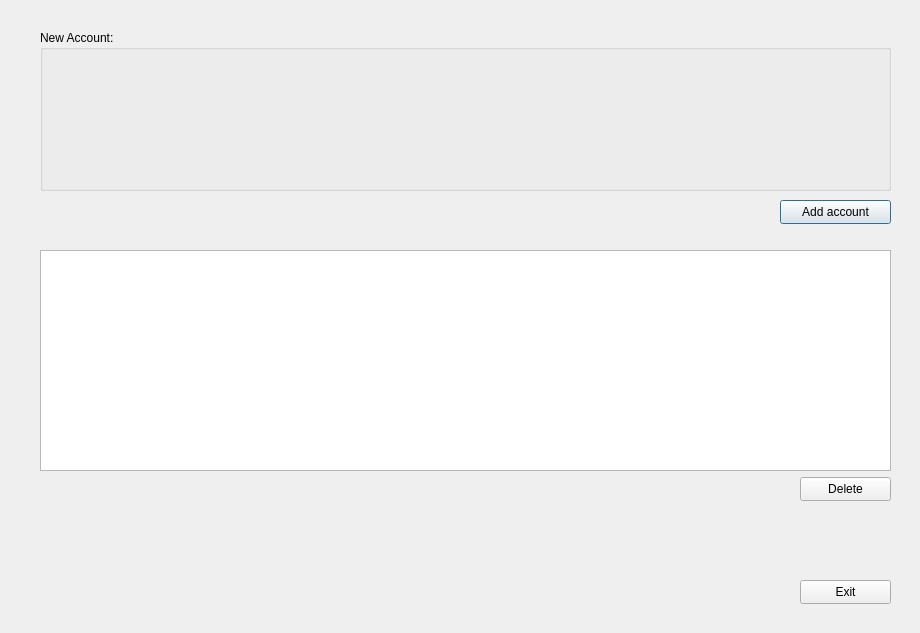
Qt form uis/bank_form.ui (andrei219/euromedia) before a commit.
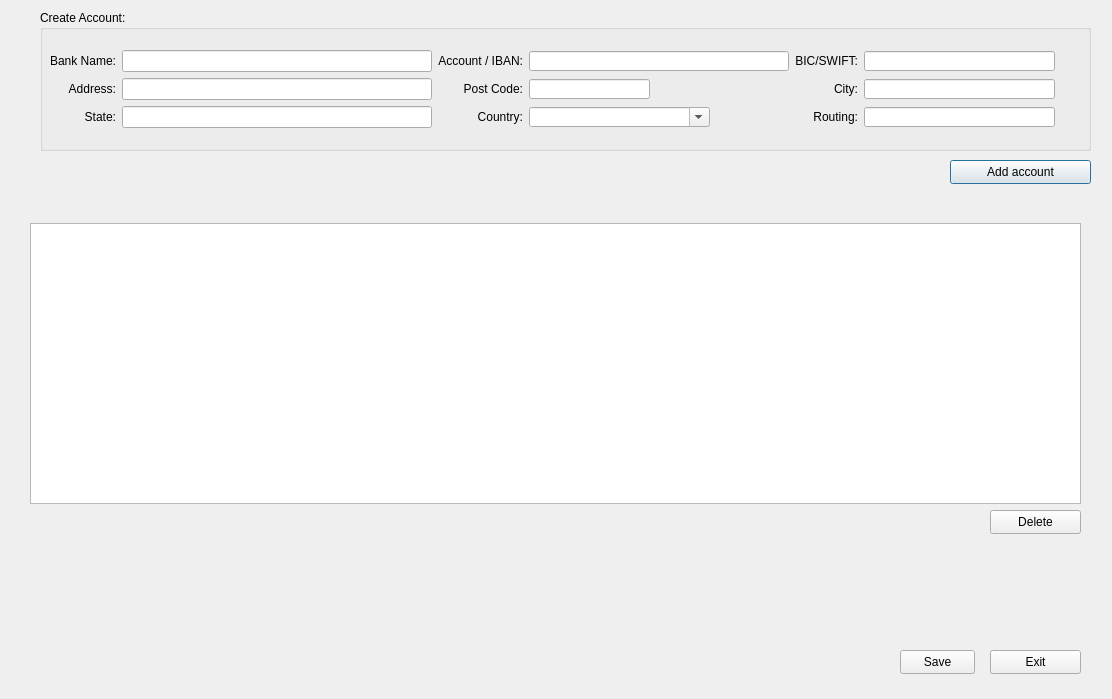
The same form after that commit.

Commit message: implemented partner bank accounts

```diff
--- a/uis/bank_form.ui
+++ b/uis/bank_form.ui
@@ -6,42 +6,29 @@
    <rect>
     <x>0</x>
     <y>0</y>
-    <width>920</width>
-    <height>633</height>
+    <width>1112</width>
+    <height>699</height>
    </rect>
   </property>
   <property name="windowTitle">
    <string>Bank Form</string>
   </property>
-  <widget class="QGroupBox" name="groupBox">
+  <widget class="QTableView" name="view">
    <property name="geometry">
     <rect>
-     <x>40</x>
-     <y>30</y>
-     <width>851</width>
-     <height>161</height>
-    </rect>
-   </property>
-   <property name="title">
-    <string>New Account:</string>
-   </property>
-  </widget>
-  <widget class="QTableView" name="tableView">
-   <property name="geometry">
-    <rect>
-     <x>40</x>
-     <y>250</y>
-     <width>851</width>
-     <height>221</height>
+     <x>30</x>
+     <y>223</y>
+     <width>1051</width>
+     <height>281</height>
     </rect>
    </property>
   </widget>
   <widget class="QPushButton" name="add">
    <property name="geometry">
     <rect>
-     <x>780</x>
-     <y>200</y>
-     <width>111</width>
+     <x>950</x>
+     <y>160</y>
+     <width>141</width>
      <height>24</height>
     </rect>
    </property>
@@ -52,8 +39,8 @@
   <widget class="QPushButton" name="delete_">
    <property name="geometry">
     <rect>
-     <x>800</x>
-     <y>477</y>
+     <x>990</x>
+     <y>510</y>
      <width>91</width>
      <height>24</height>
     </rect>
@@ -65,8 +52,8 @@
   <widget class="QPushButton" name="exit">
    <property name="geometry">
     <rect>
-     <x>800</x>
-     <y>580</y>
+     <x>990</x>
+     <y>650</y>
      <width>91</width>
      <height>24</height>
     </rect>
@@ -75,6 +62,290 @@
     <string>Exit</string>
    </property>
   </widget>
+  <widget class="QPushButton" name="save">
+   <property name="geometry">
+    <rect>
+     <x>900</x>
+     <y>650</y>
+     <width>75</width>
+     <height>24</height>
+    </rect>
+   </property>
+   <property name="text">
+    <string>Save</string>
+   </property>
+  </widget>
+  <widget class="QGroupBox" name="groupBox">
+   <property name="geometry">
+    <rect>
+     <x>40</x>
+     <y>10</y>
+     <width>1051</width>
+     <height>141</height>
+    </rect>
+   </property>
+   <property name="title">
+    <string>Create Account:</string>
+   </property>
+   <widget class="QWidget" name="layoutWidget">
+    <property name="geometry">
+     <rect>
+      <x>10</x>
+      <y>40</y>
+      <width>1005</width>
+      <height>80</height>
+     </rect>
+    </property>
+    <layout class="QGridLayout" name="gridLayout_2">
+     <item row="0" column="0">
+      <widget class="QLabel" name="label_26">
+       <property name="text">
+        <string>Bank Name:</string>
+       </property>
+       <property name="alignment">
+        <set>Qt::AlignRight|Qt::AlignTrailing|Qt::AlignVCenter</set>
+       </property>
+       <property name="buddy">
+        <cstring></cstring>
+       </property>
+      </widget>
+     </item>
+     <item row="0" column="1">
+      <widget class="QLineEdit" name="name">
+       <property name="minimumSize">
+        <size>
+         <width>291</width>
+         <height>0</height>
+        </size>
+       </property>
+      </widget>
+     </item>
+     <item row="0" column="2">
+      <widget class="QLabel" name="label_27">
+       <property name="text">
+        <string>Account / IBAN:</string>
+       </property>
+       <property name="alignment">
+        <set>Qt::AlignRight|Qt::AlignTrailing|Qt::AlignVCenter</set>
+       </property>
+       <property name="buddy">
+        <cstring></cstring>
+       </property>
+      </widget>
+     </item>
+     <item row="0" column="3">
+      <widget class="QLineEdit" name="iban">
+       <property name="minimumSize">
+        <size>
+         <width>260</width>
+         <height>20</height>
+        </size>
+       </property>
+       <property name="maximumSize">
+        <size>
+         <width>260</width>
+         <height>20</height>
+        </size>
+       </property>
+      </widget>
+     </item>
+     <item row="0" column="4">
+      <widget class="QLabel" name="label_28">
+       <property name="text">
+        <string>BIC/SWIFT:</string>
+       </property>
+       <property name="alignment">
+        <set>Qt::AlignRight|Qt::AlignTrailing|Qt::AlignVCenter</set>
+       </property>
+       <property name="buddy">
+        <cstring></cstring>
+       </property>
+      </widget>
+     </item>
+     <item row="0" column="5">
+      <widget class="QLineEdit" name="swift">
+       <property name="minimumSize">
+        <size>
+         <width>191</width>
+         <height>20</height>
+        </size>
+       </property>
+       <property name="maximumSize">
+        <size>
+         <width>191</width>
+         <height>20</height>
+        </size>
+       </property>
+      </widget>
+     </item>
+     <item row="1" column="0">
+      <widget class="QLabel" name="label_29">
+       <property name="text">
+        <string>Address:</string>
+       </property>
+       <property name="alignment">
+        <set>Qt::AlignRight|Qt::AlignTrailing|Qt::AlignVCenter</set>
+       </property>
+       <property name="buddy">
+        <cstring></cstring>
+       </property>
+      </widget>
+     </item>
+     <item row="1" column="1">
+      <widget class="QLineEdit" name="address">
+       <property name="minimumSize">
+        <size>
+         <width>291</width>
+         <height>0</height>
+        </size>
+       </property>
+      </widget>
+     </item>
+     <item row="1" column="2">
+      <widget class="QLabel" name="label_30">
+       <property name="text">
+        <string>Post Code:</string>
+       </property>
+       <property name="alignment">
+        <set>Qt::AlignRight|Qt::AlignTrailing|Qt::AlignVCenter</set>
+       </property>
+       <property name="buddy">
+        <cstring></cstring>
+       </property>
+      </widget>
+     </item>
+     <item row="1" column="3">
+      <widget class="QLineEdit" name="postcode">
+       <property name="minimumSize">
+        <size>
+         <width>121</width>
+         <height>20</height>
+        </size>
+       </property>
+       <property name="maximumSize">
+        <size>
+         <width>121</width>
+         <height>20</height>
+        </size>
+       </property>
+      </widget>
+     </item>
+     <item row="1" column="4">
+      <widget class="QLabel" name="label_31">
+       <property name="text">
+        <string>City:</string>
+       </property>
+       <property name="alignment">
+        <set>Qt::AlignRight|Qt::AlignTrailing|Qt::AlignVCenter</set>
+       </property>
+       <property name="buddy">
+        <cstring></cstring>
+       </property>
+      </widget>
+     </item>
+     <item row="1" column="5">
+      <widget class="QLineEdit" name="city">
+       <property name="minimumSize">
+        <size>
+         <width>191</width>
+         <height>20</height>
+        </size>
+       </property>
+       <property name="maximumSize">
+        <size>
+         <width>191</width>
+         <height>20</height>
+        </size>
+       </property>
+      </widget>
+     </item>
+     <item row="2" column="0">
+      <widget class="QLabel" name="label_32">
+       <property name="text">
+        <string>State:</string>
+       </property>
+       <property name="alignment">
+        <set>Qt::AlignRight|Qt::AlignTrailing|Qt::AlignVCenter</set>
+       </property>
+       <property name="buddy">
+        <cstring></cstring>
+       </property>
+      </widget>
+     </item>
+     <item row="2" column="1">
+      <widget class="QLineEdit" name="state">
+       <property name="minimumSize">
+        <size>
+         <width>241</width>
+         <height>0</height>
+        </size>
+       </property>
+      </widget>
+     </item>
+     <item row="2" column="2">
+      <widget class="QLabel" name="label_33">
+       <property name="text">
+        <string>Country:</string>
+       </property>
+       <property name="alignment">
+        <set>Qt::AlignRight|Qt::AlignTrailing|Qt::AlignVCenter</set>
+       </property>
+       <property name="buddy">
+        <cstring></cstring>
+       </property>
+      </widget>
+     </item>
+     <item row="2" column="3">
+      <widget class="QComboBox" name="country">
+       <property name="minimumSize">
+        <size>
+         <width>181</width>
+         <height>20</height>
+        </size>
+       </property>
+       <property name="maximumSize">
+        <size>
+         <width>181</width>
+         <height>20</height>
+        </size>
+       </property>
+       <property name="editable">
+        <bool>true</bool>
+       </property>
+      </widget>
+     </item>
+     <item row="2" column="4">
+      <widget class="QLabel" name="label_34">
+       <property name="text">
+        <string>Routing:</string>
+       </property>
+       <property name="alignment">
+        <set>Qt::AlignRight|Qt::AlignTrailing|Qt::AlignVCenter</set>
+       </property>
+       <property name="buddy">
+        <cstring></cstring>
+       </property>
+      </widget>
+     </item>
+     <item row="2" column="5">
+      <widget class="QLineEdit" name="routing_">
+       <property name="minimumSize">
+        <size>
+         <width>191</width>
+         <height>20</height>
+        </size>
+       </property>
+       <property name="maximumSize">
+        <size>
+         <width>191</width>
+         <height>20</height>
+        </size>
+       </property>
+      </widget>
+     </item>
+    </layout>
+   </widget>
+  </widget>
  </widget>
  <resources/>
  <connections>
```
Left out of the diff: 19 changed lines with no effect on the pictures. The commit also changes 12 other files.
